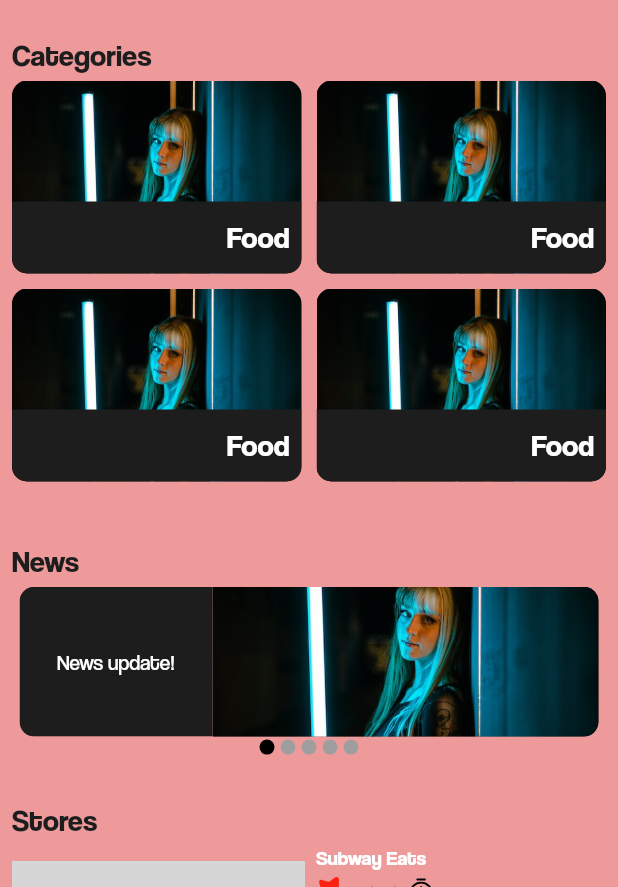
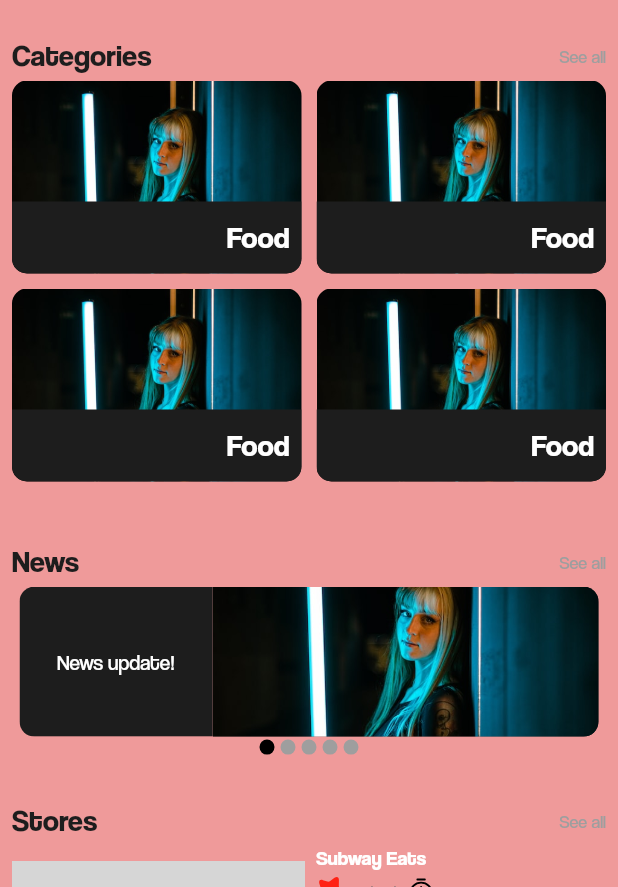
Before and after one commit to mtohernandez/notRappi, a Flutter app: the screen it shows after launch, on a phone screen of 412 x 824 dp, the part 80-967 px from its top. Run offline on Flutter 3.47's test engine with Material 2 defaults, Android fonts, the phone set to English and light mode, and no system bars; drawn by our look-alikes of carousel_slider; our stand-ins replace flutter_svg; network calls fail; grey boxes are pictures that could not be loaded.

Commit message:
Add se all to general atom

```diff
--- a/lib/widgets/atoms/general_atom.dart
+++ b/lib/widgets/atoms/general_atom.dart
@@ -11,9 +11,22 @@ class GeneralAtom extends StatelessWidget {
       crossAxisAlignment: CrossAxisAlignment.start,
       children: [
         if (title.isNotEmpty)
-          Text(
-            title,
-            style: Theme.of(context).textTheme.headline1,
+          Row(
+            mainAxisAlignment: MainAxisAlignment.spaceBetween,
+            children: [
+              Text(
+                title,
+                style: Theme.of(context).textTheme.headline1,
+              ),
+              //TODO: Make it a button
+              const Text(
+                'See all',
+                style: TextStyle(
+                  color: Colors.grey,
+                  fontSize: 12.0,
+                ),
+              ),
+            ],
           ),
         Padding(
           padding: const EdgeInsets.only(top: 5.0),
--- a/lib/widgets/molecules/category_molecule.dart
+++ b/lib/widgets/molecules/category_molecule.dart
@@ -1,6 +1,6 @@
 import 'package:flutter/material.dart';
 
-class CategoryMolecule extends StatelessWidget {
+class CategoryMolecule extends StatefulWidget {
   final String title;
   final String imageUrl;
 
@@ -11,16 +11,33 @@ class CategoryMolecule extends StatelessWidget {
   });
 
   @override
+  State<CategoryMolecule> createState() => _CategoryMoleculeState();
+}
+
+class _CategoryMoleculeState extends State<CategoryMolecule> {
+  var _isSelected = false;
+
+  @override
   Widget build(BuildContext context) {
-    return ClipRRect(
-      borderRadius: BorderRadius.circular(10),
-      child: GridTile(
-        footer: GridTileBar(
-          title: const Text(''), // Empty to push the trailing to the right
-          trailing: Text('Food', style: Theme.of(context).textTheme.headline2),
-          backgroundColor: Theme.of(context).colorScheme.secondary,
+    return GestureDetector(
+      onTap: (() {
+        setState(() {
+          _isSelected = !_isSelected;
+        });
+      }),
+      child: ClipRRect(
+        borderRadius: BorderRadius.circular(10),
+        child: GridTile(
+          footer: GridTileBar(
+            title: const Text(''), // Empty to push the trailing to the right
+            trailing:
+                Text('Food', style: Theme.of(context).textTheme.headline2),
+            backgroundColor: !_isSelected
+                ? Theme.of(context).colorScheme.secondary
+                : Colors.red,
+          ),
+          child: Image.asset('assets/images/imageTest.jpg', fit: BoxFit.cover),
         ),
-        child: Image.asset('assets/images/imageTest.jpg', fit: BoxFit.cover),
       ),
     );
   }
```
